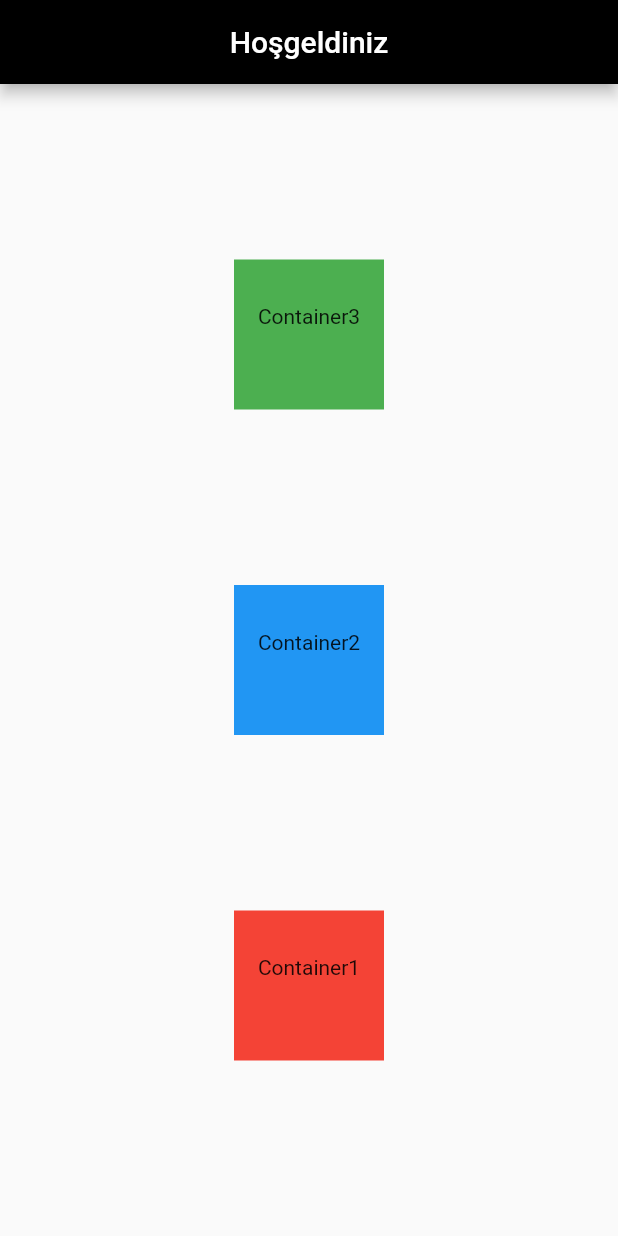
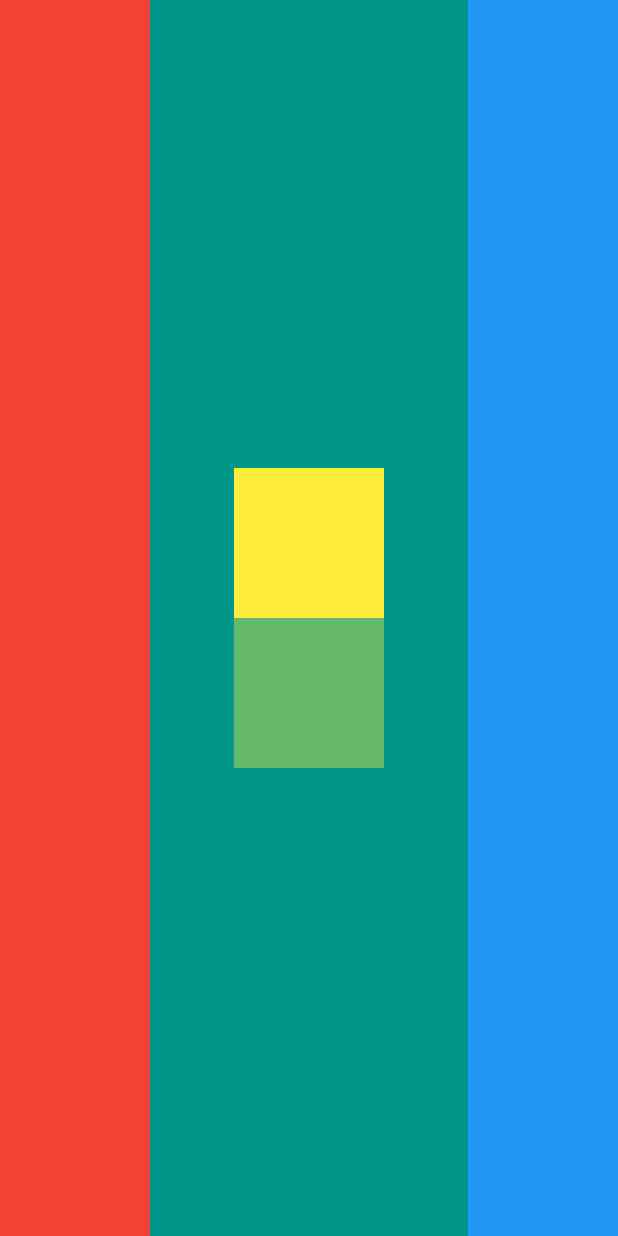
Before and after one commit to nevruzoglu/Flutter_First, a Flutter app: the screen it shows after launch, on a phone screen of 412 x 824 dp. Run offline on Flutter 3.47's test engine with Material 2 defaults, Android fonts, the phone set to English and light mode, and no system bars.

Commit message:
Column and Row with opacity mid

```diff
--- a/lib/main.dart
+++ b/lib/main.dart
@@ -9,46 +9,42 @@ class MyApp extends StatelessWidget {
   Widget build(BuildContext context) {
     return MaterialApp(
       home: Scaffold(
-        appBar: AppBar(
-          title: Center(
-            child: Text("Hoşgeldiniz"),
-          ),
-          backgroundColor: Colors.black,
-        ),
-        body: Center(
-          child: Column(
-            mainAxisSize: MainAxisSize.max,
-            verticalDirection: VerticalDirection.up,
-            mainAxisAlignment: MainAxisAlignment.spaceEvenly,
+          backgroundColor: Colors.teal,
+          body: SafeArea(
+            child: Row(
+              mainAxisAlignment: MainAxisAlignment.spaceBetween,
               children: <Widget>[
                 Container(
-                height: 100,
+                  color: Colors.red,
                   width: 100,
-                color: Colors.red,
-                child: Text("Container1"),
-                alignment: Alignment.topCenter,
-                padding: EdgeInsets.fromLTRB(0, 30, 0, 0),
                 ),
                 Container(
+                  child: Column(
+                    mainAxisAlignment: MainAxisAlignment.center,
+                    children: <Widget>[
+                      Container(
+                        color: Colors.yellow,
+                        width: 100,
                         height: 100,
+                      ),
+                      Opacity(
+                        opacity: 0.4,
+                        child: Container(
+                          color: Colors.yellow,
                           width: 100,
-                color: Colors.blue,
-                child: Text("Container2"),
-                alignment: Alignment.topCenter,
-                padding: EdgeInsets.fromLTRB(0, 30, 0, 0),
+                          height: 100,
                         ),
-              Container(
-                height: 100,
-                width: 100,
-                color: Colors.green,
-                child: Text("Container3"),
-                alignment: Alignment.topCenter,
-                padding: EdgeInsets.fromLTRB(0, 30, 0, 0),
-              )
+                      ),
                     ],
                   ),
                 ),
+                Container(
+                  color: Colors.blue,
+                  width: 100,
                 ),
+              ],
+            ),
+          )),
     );
   }
 }
```
Lines whose indentation alone changed are shown as unchanged.
